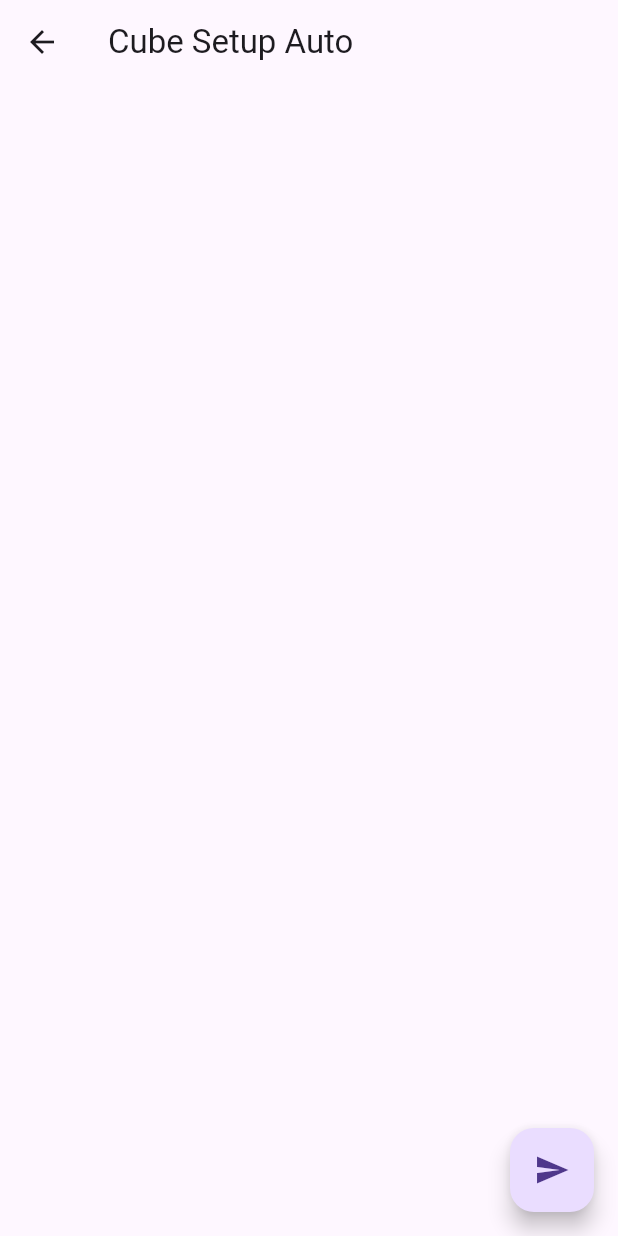
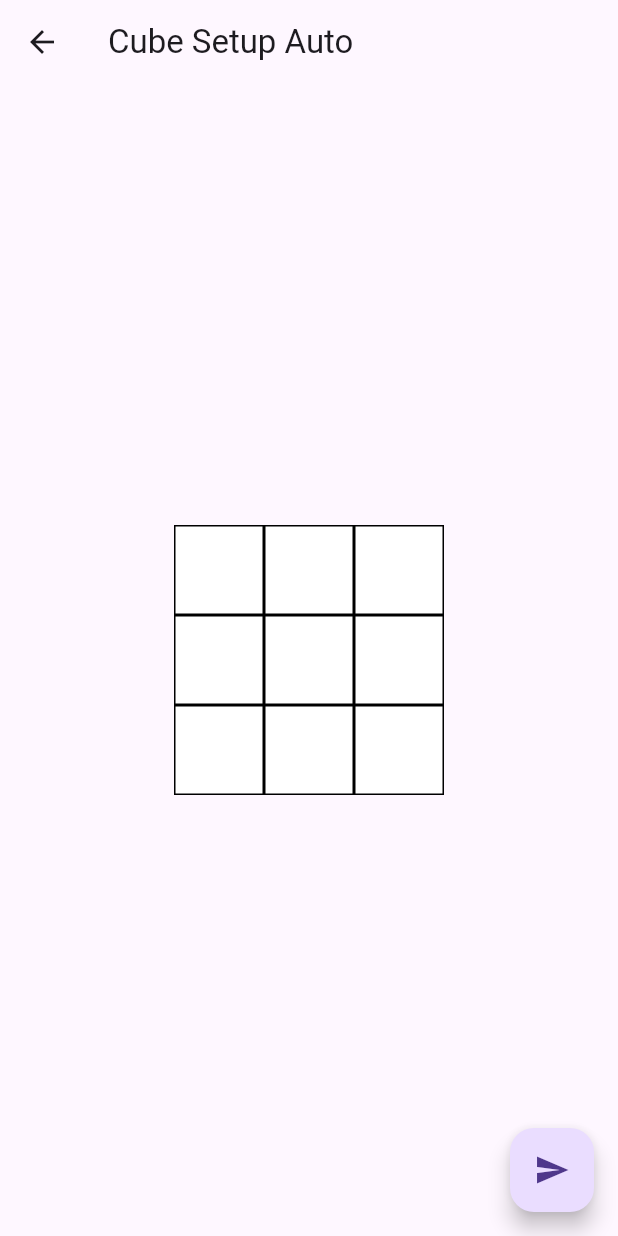
Before and after one commit to Lichyo/CyCube, a Flutter app: the screen it shows after launch, in the side drawer, after a tap on "Detection ( OpenCV )", on a phone screen of 412 x 824 dp. Run offline on Flutter 3.47's test engine with Material 3 defaults, Android fonts, the phone set to English and light mode, and no system bars; our stand-ins replace camera, cloud_firestore, firebase_auth, firebase_core, gap, google_fonts and 2 more; missing offline and left inert: google_mlkit_commons, google_mlkit_object_detection; accounts and stored records are empty; network calls fail; statements that could not run were skipped.

Commit message:
dev : update single cube component face

```diff
--- a/lib/components/single_cube_component_face.dart
+++ b/lib/components/single_cube_component_face.dart
@@ -14,8 +14,8 @@ class SingleCubeComponentFace extends StatelessWidget {
   @override
   Widget build(BuildContext context) {
     return Container(
-      width: smaller ? 20 : 80,
-      height: smaller ? 20 : 80,
+      width: smaller ? 20 : 60,
+      height: smaller ? 20 : 60,
       decoration: BoxDecoration(
         color: cubeFaceModel.color,
         border: Border.all(
--- a/lib/components/single_cube_face.dart
+++ b/lib/components/single_cube_face.dart
@@ -6,8 +6,9 @@ class SingleCubeFace extends StatelessWidget {
   const SingleCubeFace({
     super.key,
     required this.singleCubeComponentFaces,
+    this.smaller = false,
   });
-
+  final bool smaller;
   final List<SingleCubeComponentFaceModel> singleCubeComponentFaces;
 
   @override
@@ -18,25 +19,25 @@ class SingleCubeFace extends StatelessWidget {
         Row(
           mainAxisAlignment: MainAxisAlignment.center,
           children: [
-            SingleCubeComponentFace(cubeFaceModel: singleCubeComponentFaces[6], smaller: true,),
-            SingleCubeComponentFace(cubeFaceModel: singleCubeComponentFaces[7], smaller: true,),
-            SingleCubeComponentFace(cubeFaceModel: singleCubeComponentFaces[8], smaller: true,),
+            SingleCubeComponentFace(cubeFaceModel: singleCubeComponentFaces[6], smaller: smaller,),
+            SingleCubeComponentFace(cubeFaceModel: singleCubeComponentFaces[7], smaller: smaller,),
+            SingleCubeComponentFace(cubeFaceModel: singleCubeComponentFaces[8], smaller: smaller,),
           ],
         ),
         Row(
           mainAxisAlignment: MainAxisAlignment.center,
           children: [
-            SingleCubeComponentFace(cubeFaceModel: singleCubeComponentFaces[3], smaller: true,),
-            SingleCubeComponentFace(cubeFaceModel: singleCubeComponentFaces[4], smaller: true,),
-            SingleCubeComponentFace(cubeFaceModel: singleCubeComponentFaces[5], smaller: true,),
+            SingleCubeComponentFace(cubeFaceModel: singleCubeComponentFaces[3], smaller: smaller,),
+            SingleCubeComponentFace(cubeFaceModel: singleCubeComponentFaces[4], smaller: smaller,),
+            SingleCubeComponentFace(cubeFaceModel: singleCubeComponentFaces[5], smaller: smaller,),
           ],
         ),
         Row(
           mainAxisAlignment: MainAxisAlignment.center,
           children: [
-            SingleCubeComponentFace(cubeFaceModel: singleCubeComponentFaces[0], smaller: true,),
-            SingleCubeComponentFace(cubeFaceModel: singleCubeComponentFaces[1], smaller: true,),
-            SingleCubeComponentFace(cubeFaceModel: singleCubeComponentFaces[2], smaller: true,),
+            SingleCubeComponentFace(cubeFaceModel: singleCubeComponentFaces[0], smaller: smaller,),
+            SingleCubeComponentFace(cubeFaceModel: singleCubeComponentFaces[1], smaller: smaller,),
+            SingleCubeComponentFace(cubeFaceModel: singleCubeComponentFaces[2], smaller: smaller,),
           ],
         ),
       ],
--- a/lib/cube/cube_model/single_cube_component_face_model.dart
+++ b/lib/cube/cube_model/single_cube_component_face_model.dart
@@ -8,6 +8,6 @@ class SingleCubeComponentFaceModel {
   SingleCubeComponentFaceModel({
     required this.id,
     this.color = Colors.white,
-    required this.isSelected,
+    this.isSelected = false,
   });
 }
--- a/lib/view/cube_setup_page_auto.dart
+++ b/lib/view/cube_setup_page_auto.dart
@@ -6,6 +6,8 @@ import 'dart:async';
 import 'dart:convert';
 import 'package:image/image.dart' as img;
 import 'package:flutter/foundation.dart';
+import 'package:cy_cube/components/single_cube_face.dart';
+import 'package:cy_cube/cube/cube_model/single_cube_component_face_model.dart';
 
 class CubeSetupPageAuto extends StatefulWidget {
   CubeSetupPageAuto({
@@ -24,13 +26,29 @@ class _CubeSetupPageAutoState extends State<CubeSetupPageAuto> {
   late CameraController controller;
   late Timer _timer;
   late CameraImage imageBuffer;
-  ValueNotifier<Image?> imageInWidget1 = ValueNotifier<Image?>(null);
-  ValueNotifier<Image?> imageInWidget2 = ValueNotifier<Image?>(null);
+  Image? imageInWidget1;
+  Image? imageInWidget2;
   bool toggle = true;
+  List<SingleCubeComponentFaceModel> cubeFaces = [];
+  List<List<SingleCubeComponentFaceModel>> allCubeFaces = [];
+
+  void initCubeFaces() {
+    cubeFaces = [];
+    cubeFaces.add(SingleCubeComponentFaceModel(id: 0));
+    cubeFaces.add(SingleCubeComponentFaceModel(id: 1));
+    cubeFaces.add(SingleCubeComponentFaceModel(id: 2));
+    cubeFaces.add(SingleCubeComponentFaceModel(id: 3));
+    cubeFaces.add(SingleCubeComponentFaceModel(id: 4));
+    cubeFaces.add(SingleCubeComponentFaceModel(id: 5));
+    cubeFaces.add(SingleCubeComponentFaceModel(id: 6));
+    cubeFaces.add(SingleCubeComponentFaceModel(id: 7));
+    cubeFaces.add(SingleCubeComponentFaceModel(id: 8));
+  }
 
   @override
   void initState() {
     super.initState();
+    initCubeFaces();
     _socket = IO.io('http://192.168.50.22:5000', <String, dynamic>{
       'transports': ['websocket'],
       'autoConnect': false,
@@ -40,17 +58,19 @@ class _CubeSetupPageAutoState extends State<CubeSetupPageAuto> {
       print('connected');
     });
     _socket.on('receive_image', (data) {
+      if (toggle) {
+        imageInWidget1 = Image.memory(base64Decode(data));
+      } else {
+        imageInWidget2 = Image.memory(base64Decode(data));
+      }
       setState(() {
-        Uint8List imageData = base64Decode(data);
-        if (toggle) {
-          imageInWidget1.value = Image.memory(imageData);
-        } else {
-          imageInWidget2.value = Image.memory(imageData);
-        }
         toggle = !toggle;
       });
     });
     _socket.on('save_image', (data) {
+      print(data);
+    });
+    _socket.on('return_cube_color', (data) {
       print(data);
     });
     _socket.on('disconnect', (_) {
@@ -88,14 +108,11 @@ class _CubeSetupPageAutoState extends State<CubeSetupPageAuto> {
       ),
       floatingActionButton: FloatingActionButton(
         onPressed: () {
-          _timer = Timer.periodic(const Duration(milliseconds: 80), (timer) {
+          // _timer = Timer.periodic(const Duration(milliseconds: 100), (timer) {
             convertCameraImageToJpeg(imageBuffer).then((value) {
               _sendMessage(value);
             });
-          });
-          // convertCameraImageToJpeg(imageBuffer).then((value) {
-          //   _sendMessage(value);
-          //   _socket.emit('receive_image', 'send');
+            _socket.emit('receive_image', 'send');
           // });
         },
         child: const Icon(Icons.send),
@@ -106,26 +123,19 @@ class _CubeSetupPageAutoState extends State<CubeSetupPageAuto> {
           children: [
             Stack(
               children: [
-                ValueListenableBuilder<Image?>(
-                  valueListenable: imageInWidget1,
-                  builder: (context, image, child) {
-                    return Opacity(
-                      opacity: toggle ? 1.0 : 0.0,
-                      child: image ?? Container(),
-                    );
-                  },
-                ),
-                ValueListenableBuilder<Image?>(
-                  valueListenable: imageInWidget2,
-                  builder: (context, image, child) {
-                    return Opacity(
-                      opacity: toggle ? 0.0 : 1.0,
-                      child: image ?? Container(),
-                    );
-                  },
-                ),
+                if (imageInWidget1 != null)
+                  Opacity(
+                    opacity: toggle ? 1.0 : 0.0,
+                    child: imageInWidget1!,
+                  ),
+                if (imageInWidget2 != null)
+                  Opacity(
+                    opacity: toggle ? 0.0 : 1.0,
+                    child: imageInWidget2!,
+                  ),
               ],
             ),
+            SingleCubeFace(singleCubeComponentFaces: cubeFaces),
           ],
         ),
       ),
@@ -145,10 +155,6 @@ class _CubeSetupPageAutoState extends State<CubeSetupPageAuto> {
   }
 
   Future<Uint8List> convertCameraImageToJpeg(CameraImage image) async {
-    return await compute(_convertImage, image);
-  }
-
-  Uint8List _convertImage(CameraImage image) {
     final int width = image.width;
     final int height = image.height;
     final int uvRowStride = image.planes[1].bytesPerRow;
--- a/lib/view/cube_setup_page_manual.dart
+++ b/lib/view/cube_setup_page_manual.dart
@@ -3,6 +3,7 @@ import 'package:gap/gap.dart';
 import 'package:cy_cube/components/pick_color_container.dart';
 import 'package:cy_cube/cube/cube_model/single_cube_component_face_model.dart';
 import 'package:cy_cube/components/single_cube_face.dart';
+
 
 class CubeSetupPage extends StatefulWidget {
   const CubeSetupPage({super.key});
```
